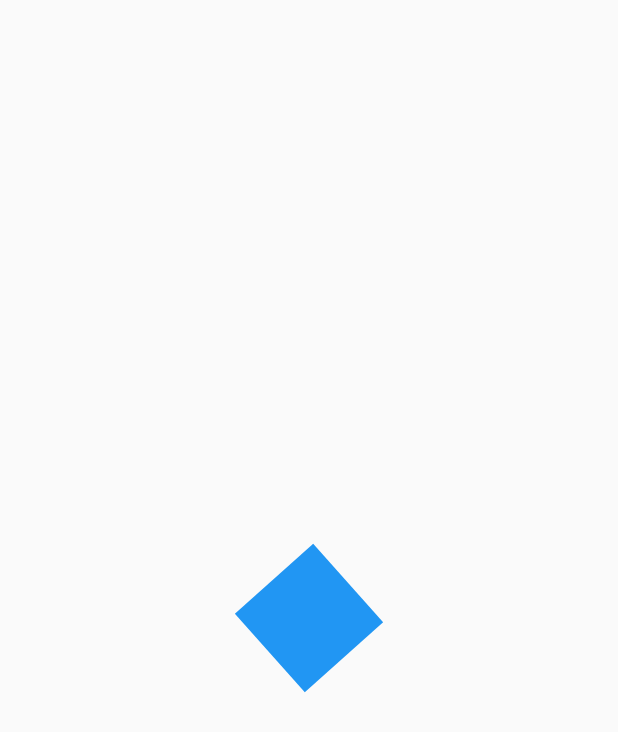
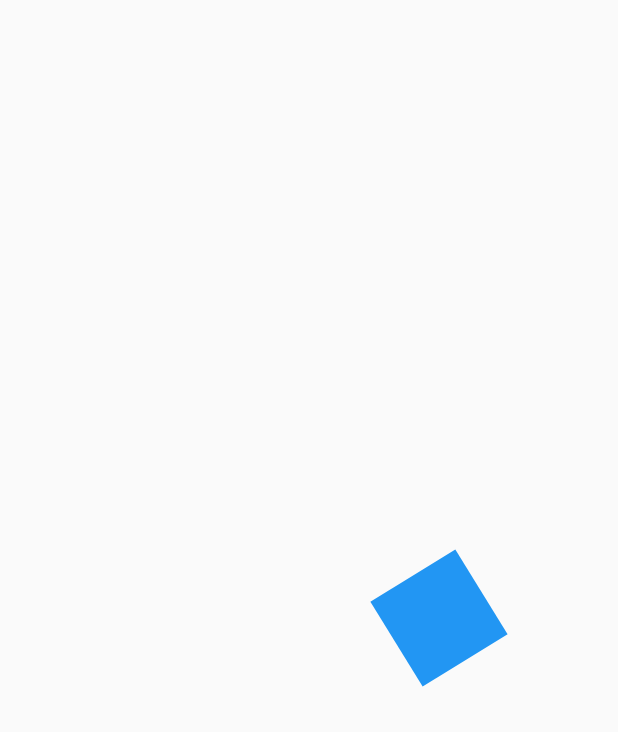
Before and after one commit to DannyStrelok/flutter_custom_painter_practica, a Flutter app: the AnimacionesScreen screen opened directly, on a phone screen of 412 x 824 dp. Shown: the top 732 px of the screen. Run offline on Flutter 3.47's test engine with Material 2 defaults, Android fonts, the phone set to English and light mode, and no system bars.

Commit message:
Nuevas pruebas de animaciones para coger soltura

```diff
--- a/lib/main.dart
+++ b/lib/main.dart
@@ -1,4 +1,5 @@
 import 'package:flutter/material.dart';
+import 'package:flutter_custom_painter/src/challenges/cuadrado_animado_screen.dart';
 import 'package:flutter_custom_painter/src/screens/animaciones_screen.dart';
 import 'package:flutter_custom_painter/src/screens/headers_screen.dart';
 
@@ -10,7 +11,7 @@ class MyApp extends StatelessWidget {
     return MaterialApp(
       debugShowCheckedModeBanner: false,
       title: 'Diseños',
-      home: AnimacionesScreen()
+      home: CuadradoAnimadoScreen()
     );
   }
 }
--- /dev/null
+++ b/lib/src/challenges/cuadrado_animado_screen.dart
@@ -0,0 +1,92 @@
+import 'package:flutter/material.dart';
+
+class CuadradoAnimadoScreen extends StatelessWidget {
+  @override
+  Widget build(BuildContext context) {
+    return Scaffold(
+      body: Center(child: _CuadradoAnimado()),
+    );
+  }
+}
+
+
+class _CuadradoAnimado extends StatefulWidget {
+
+  @override
+  __CuadradoAnimadoState createState() => __CuadradoAnimadoState();
+}
+
+class __CuadradoAnimadoState extends State<_CuadradoAnimado> with SingleTickerProviderStateMixin {
+
+  AnimationController animationController;
+  Animation<double> derecha;
+  Animation<double> arriba;
+  Animation<double> izquierda;
+  Animation<double> abajo;
+  //Curves.bounceOut;
+
+  @override
+  void initState() {
+    super.initState();
+
+    animationController = new AnimationController(duration: Duration(milliseconds: 4500), vsync: this);
+
+    derecha = Tween<double>(begin: 0.0, end: 150.0).animate(CurvedAnimation(
+      parent: animationController,
+      curve: Interval(0.0, 0.25, curve: Curves.bounceOut)
+    ));
+    arriba = Tween<double>(begin: 0.0, end: -150.0).animate(CurvedAnimation(
+        parent: animationController,
+        curve: Interval(0.25, 0.5, curve: Curves.bounceOut)
+    ));
+    izquierda = Tween<double>(begin: 0.0, end: 150.0).animate(CurvedAnimation(
+        parent: animationController,
+        curve: Interval(0.5, 0.75, curve: Curves.bounceOut)
+    ));
+    abajo = Tween<double>(begin: 0.0, end: 150.0).animate(CurvedAnimation(
+        parent: animationController,
+        curve: Interval(0.75, 1.00, curve: Curves.bounceOut)
+    ));
+
+    animationController.repeat();
+
+  }
+
+  @override
+  void dispose() {
+    super.dispose();
+    animationController.dispose();
+  }
+
+  @override
+  Widget build(BuildContext context) {
+    return AnimatedBuilder(
+      animation: animationController,
+      child: _Rectangulo(),
+      builder: (BuildContext context, Widget child) {
+        return Transform.translate(
+          offset: Offset(
+            derecha.value - izquierda.value,
+            arriba.value + abajo.value
+          ),
+            child: child
+        );
+      }
+    );
+  }
+}
+
+
+
+class _Rectangulo extends StatelessWidget {
+    @override
+    Widget build(BuildContext context) {
+        return Container(
+            width: 70,
+            height: 70,
+            decoration: BoxDecoration(
+                color: Colors.blue
+            )
+        );
+    }
+}
--- a/lib/src/screens/animaciones_screen.dart
+++ b/lib/src/screens/animaciones_screen.dart
@@ -1,4 +1,5 @@
 import 'package:flutter/material.dart';
+import 'dart:math' as Math;
 
 class AnimacionesScreen extends StatelessWidget {
   @override
@@ -20,14 +21,50 @@ class __CuadradoAnimadoState extends State<_CuadradoAnimado>
     with SingleTickerProviderStateMixin {
   AnimationController animationController;
   Animation<double> rotacion;
+  Animation<double> opacidad;
+  Animation<double> opacidadOut;
+  Animation<double> moverDerecha;
+  Animation<double> agrandar;
 
   @override
   void initState() {
     animationController = new AnimationController(
         vsync: this, duration: Duration(milliseconds: 4000));
 
-    rotacion = Tween(begin: 0.0, end: 15.0).animate(animationController);
+    rotacion = Tween<double>(begin: 0.0, end: 4.0 * Math.pi).animate(
+      CurvedAnimation(
+        parent: animationController,
+        curve: Curves.easeInOut
+      )
+    );
+    opacidad = Tween<double>(begin: 0.1, end: 1.0).animate(CurvedAnimation(
+        parent: animationController,
+        curve: Interval(0, 0.5, curve: Curves.easeOut)
+    ));
+    opacidadOut = Tween<double>(begin: 0.0, end: 1.0).animate(
+      CurvedAnimation(
+        parent: animationController,
+        curve: Interval(0.5, 1.0, curve: Curves.easeOut)
+      )
+    );
 
+    moverDerecha = Tween<double>(begin: 0.0, end: 200.0).animate(
+      CurvedAnimation(
+        parent: animationController,
+        curve: Curves.easeInOut
+      )
+    );
+
+    agrandar = Tween<double>(begin: 0.0, end: 2.0).animate(animationController);
+
+    animationController.addListener(() {
+      // print('Status: ${animationController.status}');
+      if(animationController.status == AnimationStatus.completed) {
+        //animationController.reverse();
+      }
+    });
+
+    animationController.forward();
     super.initState();
   }
 
@@ -39,14 +76,30 @@ class __CuadradoAnimadoState extends State<_CuadradoAnimado>
 
   @override
   Widget build(BuildContext context) {
-    animationController.forward();
 
     return AnimatedBuilder(
       animation: animationController,
       child: _Rectangulo(),
       builder: (BuildContext context, Widget child) {
-        print(rotacion.value);
-        return Transform.rotate(angle: rotacion.value, child: child);
+
+        //print(rotacion.value);
+        print('opacidad: ${opacidad.value}');
+        print('rotacion: ${rotacion.status}');
+
+        return Opacity(
+          //opacity: (opacidad.value < 1.0) ? opacidad.value : opacidadOut.value,
+          opacity: opacidad.value - opacidadOut.value,
+          child: Transform.scale(
+            scale: agrandar.value,
+            child: Transform.translate(
+              offset: Offset(moverDerecha.value, 0),
+              child: Transform.rotate(
+                  angle: rotacion.value,
+                  child: child
+              ),
+            ),
+          ),
+        );
       },
     );
   }
```
